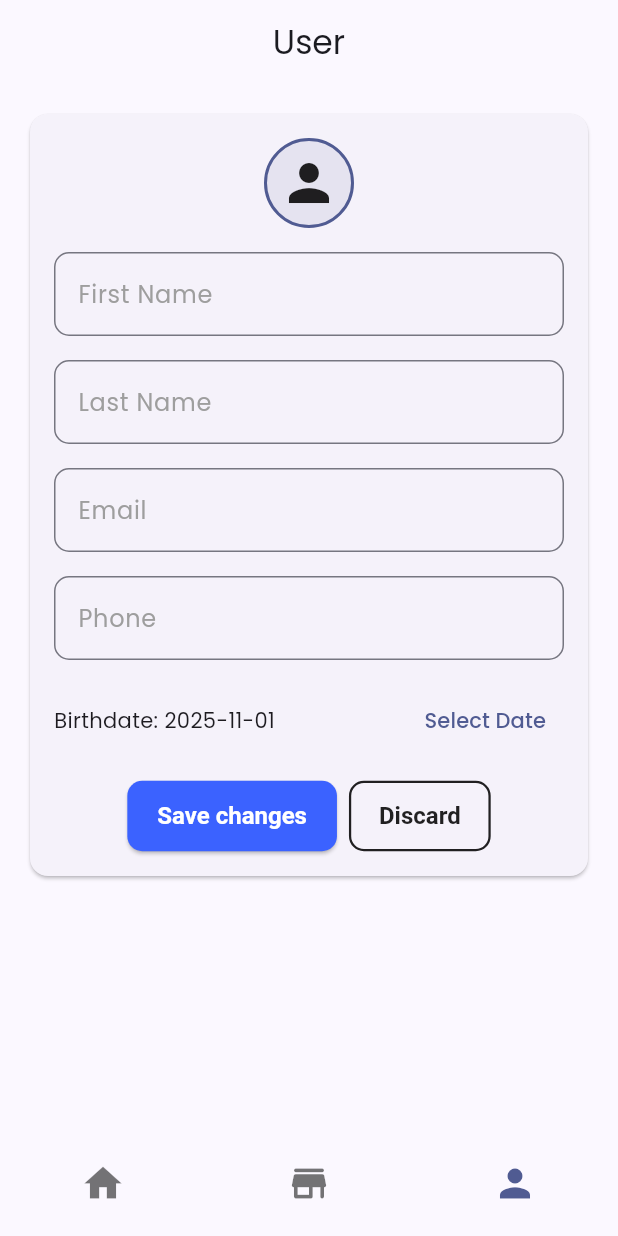
After one commit to mateicrainiceanu/fidelify-flutter-client, a Flutter app: the Dash screen opened by its route, item 3 of the bottom bar chosen, after a tap on "Edit profile", on a phone screen of 412 x 824 dp. The commit adds this screen. Run offline on Flutter 3.47's test engine with Material 3 defaults, Android fonts, the phone set to English and light mode, and no system bars; drawn by our look-alikes of toastification; our stand-ins replace dio, flutter_secure_storage, google_fonts, logger; accounts and stored records are empty.

Commit message:
UI for editing profile in users tab; factored out some theme aspects

```diff
--- a/lib/main.dart
+++ b/lib/main.dart
@@ -3,9 +3,9 @@ import 'package:fidelify_client/providers/auth_user_provider.dart';
 import 'package:fidelify_client/screens/dash.dart';
 import 'package:fidelify_client/screens/loading_screen.dart';
 import 'package:fidelify_client/utils/logger.dart';
+import 'package:fidelify_client/utils/theme.dart';
 import 'package:provider/provider.dart';
 import 'package:flutter/material.dart';
-import 'package:google_fonts/google_fonts.dart';
 import 'package:fidelify_client/screens/login_screen.dart';
 import 'package:toastification/toastification.dart';
 import 'package:flutter_localizations/flutter_localizations.dart';
@@ -55,44 +55,7 @@ class MyApp extends StatelessWidget {
           Locale('en'),
           Locale('ro')
         ],
-        theme: ThemeData(
-          primaryColor: const Color(0xFF3B62FF),
-          colorScheme: ColorScheme.fromSeed(seedColor: const Color(0xFF3B62FF)),
-          textTheme: GoogleFonts.poppinsTextTheme(
-            Theme.of(context).textTheme,
-          ),
-          elevatedButtonTheme: ElevatedButtonThemeData(
-            style: ElevatedButton.styleFrom(
-              backgroundColor: const Color(0xFF3B62FF),
-              foregroundColor: Colors.white,
-              shape: RoundedRectangleBorder(
-                borderRadius: BorderRadius.circular(10),
-              ),
-              padding: const EdgeInsets.symmetric(vertical: 16, horizontal: 24),
-              textStyle: const TextStyle(
-                fontSize: 16,
-                fontWeight: FontWeight.bold,
-              ),
-            ),
-          ),
-          inputDecorationTheme: InputDecorationTheme(
-            border: OutlineInputBorder(
-              borderRadius: BorderRadius.circular(10),
-              borderSide: const BorderSide(
-                color: Colors.grey,
-              ),
-            ),
-            focusedBorder: OutlineInputBorder(
-              borderRadius: BorderRadius.circular(10),
-              borderSide: const BorderSide(
-                color: Color(0xFF3B62FF),
-              ),
-            ),
-            labelStyle: const TextStyle(
-              color: Colors.grey,
-            ),
-          ),
-        ),
+        theme: getThemeData(context),
         initialRoute: '/',
         routes: {
           '/': (context) => LoadingScreen(),
--- a/lib/screens/dash.dart
+++ b/lib/screens/dash.dart
@@ -1,4 +1,5 @@
 import 'package:fidelify_client/models/tab_item.dart';
+import 'package:fidelify_client/screens/dash/user/user_menu.dart';
 import 'package:flutter/material.dart';
 import 'package:fidelify_client/l10n/app_localizations.dart';
 
@@ -47,7 +48,7 @@ class _DashState extends State<Dash> {
           label: "user",
           title: l10n.user,
           icon: const Icon(Icons.person),
-          widget: const Center(child: Text("Hello")),
+          widget: const UserMenu(),
       ),
     ];
 
@@ -59,6 +60,7 @@ class _DashState extends State<Dash> {
           centerTitle: true,
           title: Text(tabData[_selectedIndex].title),
         ),
+        body: tabData[_selectedIndex].widget,
         bottomNavigationBar: BottomNavigationBar(
           showSelectedLabels: false,
           showUnselectedLabels: false,
--- /dev/null
+++ b/lib/screens/dash/user/person_circle_filled.dart
@@ -0,0 +1,32 @@
+import 'package:flutter/material.dart';
+
+class PersonCircleFilled extends StatelessWidget {
+  const PersonCircleFilled({super.key});
+
+  @override
+  Widget build(BuildContext context) {
+    return Center(
+      child: Container(
+        width: 60,
+        height: 60,
+        decoration: BoxDecoration(
+          shape: BoxShape.circle,
+          color: Theme.of(context)
+              .colorScheme
+              .primary
+              .withValues(alpha: 0.1),
+          border: Border.all(
+            color: Theme.of(context).colorScheme.primary,
+            width: 2,
+          ),
+        ),
+        child: const Center(
+          child: Icon(
+            Icons.person,
+            size: 40,
+          ),
+        ),
+      ),
+    );
+  }
+}
--- /dev/null
+++ b/lib/screens/dash/user/user_data_card.dart
@@ -0,0 +1,40 @@
+import 'package:fidelify_client/l10n/app_localizations.dart';
+import 'package:fidelify_client/models/auth_user.dart';
+import 'package:fidelify_client/screens/dash/user/person_circle_filled.dart';
+import 'package:flutter/material.dart';
+
+class UserDataCard extends StatelessWidget {
+  final AUser _user;
+
+  const UserDataCard(this._user, {super.key});
+
+  @override
+  Widget build(BuildContext context) {
+
+    final l10n = AppLocalizations.of(context)!;
+
+    return Card(
+      margin: EdgeInsets.zero,
+      child: Padding(
+          padding: const EdgeInsetsGeometry.all(16),
+          child: Row(
+            crossAxisAlignment: CrossAxisAlignment.start,
+            children: [
+              Column(
+                crossAxisAlignment: CrossAxisAlignment.start,
+                children: [
+                  Text(_user.fname ?? "${l10n.userFname}: -"),
+                  Text(_user.lname ?? "${l10n.userLname}: -"),
+                  Text(_user.email),
+                  Text(_user.phone ?? "${l10n.userPhone}: -"),
+                  Text(_user.bdate?.toString() ?? "${l10n.userBdate}: -"),
+                ],
+              ),
+              const Spacer(),
+              const PersonCircleFilled()
+            ],
+          ),
+      ),
+    );
+  }
+}
--- /dev/null
+++ b/lib/screens/dash/user/user_data_section.dart
@@ -0,0 +1,55 @@
+import 'package:fidelify_client/screens/dash/user/user_data_card.dart';
+import 'package:fidelify_client/screens/dash/user/user_edit_form.dart';
+import 'package:fidelify_client/utils/theme.dart';
+import 'package:flutter/material.dart';
+import 'package:provider/provider.dart';
+
+import '../../../providers/auth_user_provider.dart';
+
+class UserDataSection extends StatefulWidget {
+  const UserDataSection({super.key});
+
+  @override
+  State<UserDataSection> createState() => _UserDataSectionState();
+}
+
+class _UserDataSectionState extends State<UserDataSection> {
+  bool _isEditing = false;
+
+  @override
+  Widget build(BuildContext context) {
+    final auth = context.watch<AuthUserProvider>();
+    final user = auth.user!;
+
+    void toggleEditing() {
+      setState(() {
+        _isEditing = !_isEditing;
+      });
+    }
+
+    return Column(children: [
+      _isEditing
+          ? UserEditForm(onSubmit: () {
+              setState(() {
+                _isEditing = false;
+              });
+            })
+          : UserDataCard(user),
+      if (!_isEditing)
+        Padding(
+          padding: const EdgeInsets.symmetric(vertical: 12, horizontal: 8),
+          child: Row(spacing: 8, children: [
+            Expanded(
+                child: OutlinedButton(
+                    onPressed: toggleEditing,
+                    child: const Text("Edit profile"))),
+            Expanded(
+                child: ElevatedButton(
+                    onPressed: () {},
+                    style: ButtonThemes.destructiveBtnStyle,
+                    child: const Text("Log out"))),
+          ]),
+        ),
+    ]);
+  }
+}
--- /dev/null
+++ b/lib/screens/dash/user/user_edit_form.dart
@@ -0,0 +1,133 @@
+import 'package:fidelify_client/screens/dash/user/person_circle_filled.dart';
+import 'package:fidelify_client/utils/logger.dart';
+import 'package:flutter/material.dart';
+import 'package:provider/provider.dart';
+
+import '../../../providers/auth_user_provider.dart';
+
+class UserEditForm extends StatefulWidget {
+  final VoidCallback? onSubmit;
+
+  const UserEditForm({super.key, this.onSubmit});
+
+  @override
+  State<UserEditForm> createState() => _UserEditFormState();
+}
+
+class _UserEditFormState extends State<UserEditForm> {
+  final GlobalKey<FormState> _formKey = GlobalKey<FormState>();
+
+  bool _isLoading = false;
+
+  late String _fname;
+  late String _lname;
+  late String _phone;
+  DateTime? _bdate;
+
+  void _submit() {
+    if (!_formKey.currentState!.validate()) {
+      return;
+    }
+    setState(() {
+      _isLoading = true;
+    });
+
+    _formKey.currentState!.save();
+    Log.info(
+        "UserEditingFrom._submit(): ${_fname} ${_lname} ${_phone} ${_bdate?.toLocal().toString()}");
+
+    // handle request
+
+    // end handle request
+
+    setState(() {
+      _isLoading = false;
+    });
+
+    // close popout
+    widget.onSubmit?.call();
+  }
+
+  void _discard() {}
+
+  @override
+  Widget build(BuildContext context) {
+    final auth = context.watch<AuthUserProvider>();
+    final user = auth.user!;
+
+    return Container(
+      width: double.infinity,
+      child: Padding(
+        padding: const EdgeInsets.all(16),
+        child: Form(
+          key: _formKey,
+          child: Column(
+            spacing: 16,
+            children: [
+              const PersonCircleFilled(),
+              TextFormField(
+                initialValue: user.fname ?? '',
+                decoration: const InputDecoration(labelText: 'First Name'),
+                onSaved: (val) => _fname = val ?? '',
+              ),
+              TextFormField(
+                initialValue: user.lname ?? '',
+                decoration: const InputDecoration(labelText: 'Last Name'),
+                onSaved: (val) => _lname = val ?? '',
+              ),
+              TextFormField(
+                initialValue: user.email,
+                decoration: const InputDecoration(labelText: 'Email'),
+                readOnly: true,
+              ),
+              TextFormField(
+                initialValue: user.phone ?? '',
+                decoration: const InputDecoration(labelText: 'Phone'),
+                keyboardType: TextInputType.phone,
+                onSaved: (val) => _phone = val ?? '',
+              ),
+              Row(
+                children: [
+                  Expanded(
+                    child: Text(
+                      _bdate != null
+                          ? 'Birthdate: ${_bdate!.toLocal().toString().split(' ')[0].split('-').reversed.join('.')}'
+                          : 'Birthdate: ${user.bdate != null ? user.bdate!.toLocal().toString().split(' ')[0] : 'Not set'}',
+                    ),
+                  ),
+                  TextButton(
+                    onPressed: () async {
+                      final picked = await showDatePicker(
+                        context: context,
+                        initialDate: user.bdate ?? DateTime(2000),
+                        firstDate: DateTime(1900),
+                        lastDate: DateTime.now(),
+                      );
+                      if (picked != null) {
+                        setState(() => _bdate = picked);
+                      }
+                    },
+                    child: const Text('Select Date'),
+                  ),
+                ],
+              ),
+              _isLoading
+                  ? const CircularProgressIndicator()
+                  : Row(
+                      spacing: 8,
+                      mainAxisAlignment: MainAxisAlignment.center,
+                      children: [
+                        ElevatedButton(
+                            onPressed: _submit,
+                            child: const Text("Save changes")),
+                        OutlinedButton(
+                            onPressed: _discard, child: const Text("Discard"))
+                      ],
+                    )
+            ],
+          ),
+        ),
+      ),
+    );
+  }
+}
--- /dev/null
+++ b/lib/screens/dash/user/user_menu.dart
@@ -0,0 +1,27 @@
+import 'package:fidelify_client/screens/dash/user/user_data_section.dart';
+import 'package:flutter/material.dart';
+
+class UserMenu extends StatelessWidget {
+  const UserMenu({super.key});
+
+  @override
+  Widget build(BuildContext context) {
+    return Container(
+        padding: const EdgeInsets.all(16),
+        width: double.infinity,
+        child: const SingleChildScrollView(
+          child: Column(
+            crossAxisAlignment: CrossAxisAlignment.stretch,
+            children: [
+              Card(
+                child: Column(
+                  children: [
+                    UserDataSection(),
+                  ],
+                )
+              )
+            ],
+          ),
+        ));
+  }
+}
--- /dev/null
+++ b/lib/utils/theme.dart
@@ -0,0 +1,85 @@
+import 'package:flutter/material.dart';
+import 'package:google_fonts/google_fonts.dart';
+
+extension ExtraColors on ColorScheme {
+  Color get secondaryButtonBorder => primary;
+  Color get secondaryButtonText => primary;
+  Color get destructiveButtonBackground => error;
+  Color get destructiveButtonText => onError;
+}
+
+ThemeData getThemeData(BuildContext context) {
+  return ThemeData(
+    primaryColor: const Color(0xFF3B62FF),
+    colorScheme: ColorScheme.fromSeed(seedColor: const Color(0xFF3B62FF)),
+    textTheme: GoogleFonts.poppinsTextTheme(
+      Theme.of(context).textTheme,
+    ),
+
+    // 🔹 Primary (default) button style
+    elevatedButtonTheme: ElevatedButtonThemeData(
+      style: ElevatedButton.styleFrom(
+        backgroundColor: const Color(0xFF3B62FF),
+        foregroundColor: Colors.white,
+        shape: RoundedRectangleBorder(
+          borderRadius: BorderRadius.circular(10),
+        ),
+        padding: const EdgeInsets.symmetric(vertical: 14, horizontal: 20),
+        textStyle: const TextStyle(
+          fontSize: 16,
+          fontWeight: FontWeight.bold,
+        ),
+      ),
+    ),
+
+    // 🔸 Outlined (secondary) button style
+    outlinedButtonTheme: OutlinedButtonThemeData(
+      style: OutlinedButton.styleFrom(
+        side: const BorderSide(color: Colors.black87, width: 1.5),
+        foregroundColor: Colors.black87,
+        shape: RoundedRectangleBorder(
+          borderRadius: BorderRadius.circular(10),
+        ),
+        padding: const EdgeInsets.symmetric(vertical: 14, horizontal: 20),
+        textStyle: const TextStyle(
+          fontSize: 16,
+          fontWeight: FontWeight.bold,
+        ),
+      ),
+    ),
+
+    inputDecorationTheme: InputDecorationTheme(
+      border: OutlineInputBorder(
+        borderRadius: BorderRadius.circular(10),
+        borderSide: const BorderSide(
+          color: Colors.grey,
+        ),
+      ),
+      focusedBorder: OutlineInputBorder(
+        borderRadius: BorderRadius.circular(10),
+        borderSide: const BorderSide(
+          color: Color(0xFF3B62FF),
+        ),
+      ),
+      labelStyle: const TextStyle(
+        color: Colors.grey,
+      ),
+    ),
+  );
+}
+
+class ButtonThemes {
+  static final destructiveBtnStyle = ElevatedButton.styleFrom(
+      backgroundColor: Colors.red.shade600,
+      foregroundColor: Colors.white,
+      shape: RoundedRectangleBorder(
+        borderRadius: BorderRadius.circular(10),
+      ),
+      padding: const EdgeInsets.symmetric(vertical: 14, horizontal: 20),
+      textStyle: const TextStyle(
+        fontSize: 16,
+        fontWeight: FontWeight.bold,
+      ),
+  );
+
+}
```
